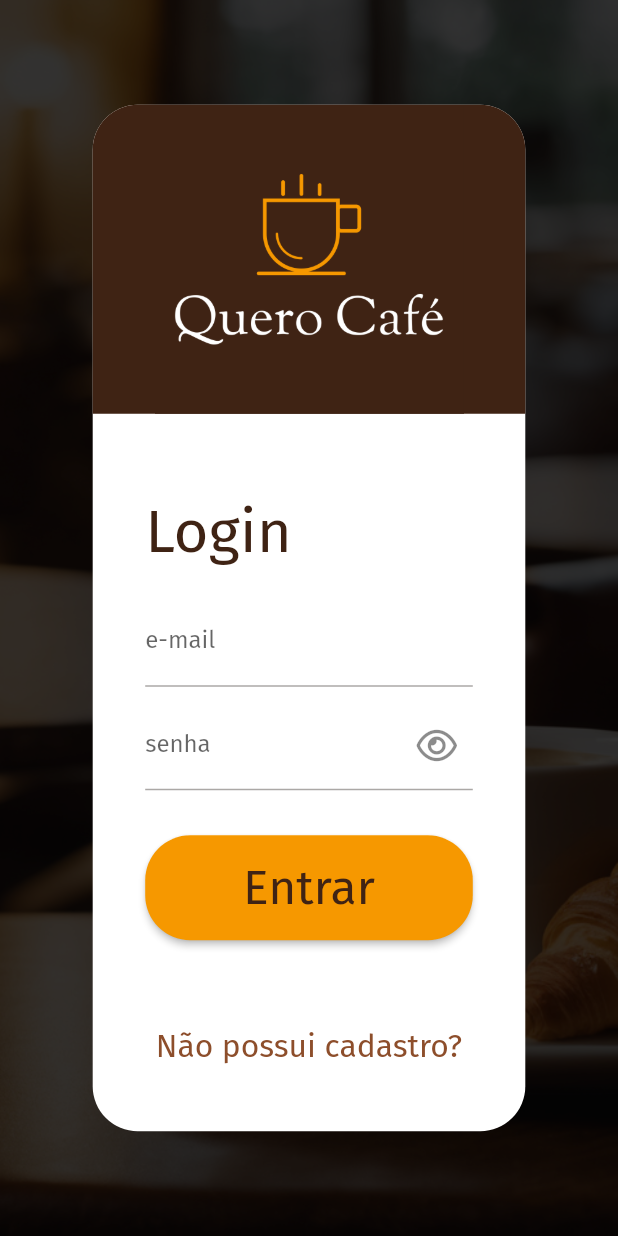
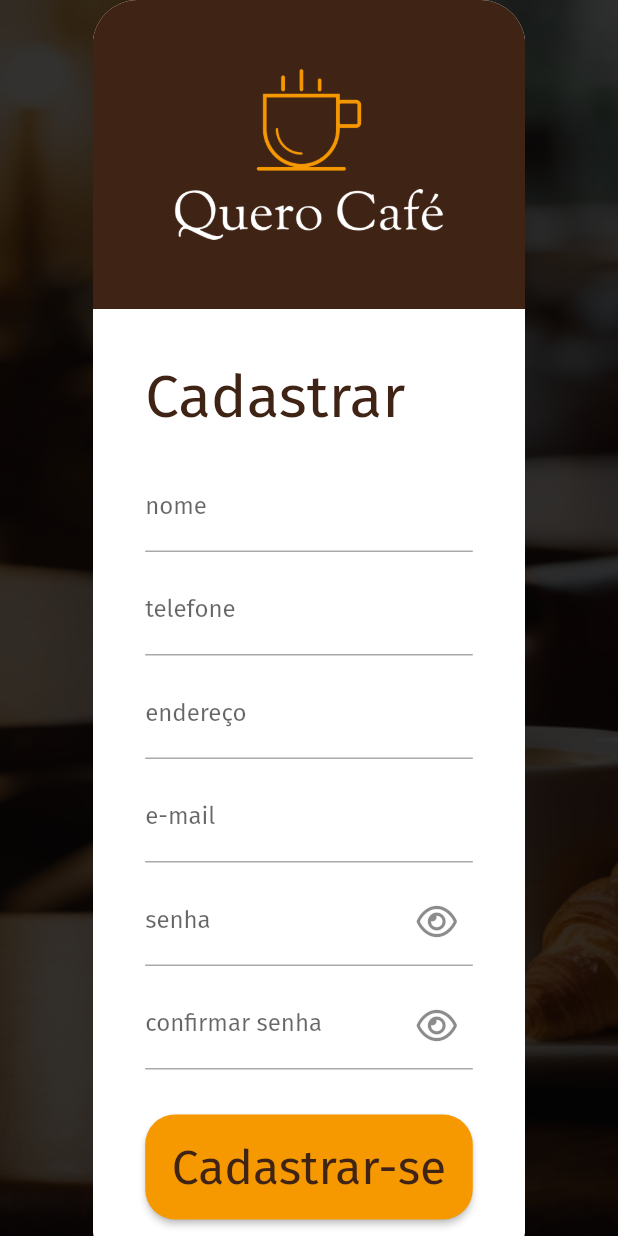
Before and after one commit to gugarocha/quero-cafe, a Flutter app: the LoginPage screen opened by its route, after a tap on "Não possui cadastro?", on a phone screen of 412 x 824 dp. Run offline on Flutter 3.47's test engine with Material 2 defaults, Android fonts, the phone set to English and light mode, and no system bars; our stand-ins replace flutter_modular, font_awesome_flutter; project files that could hold a hidden picture were left out.

Commit message:
create signup page

```diff
--- a/lib/src/app_module.dart
+++ b/lib/src/app_module.dart
@@ -2,11 +2,13 @@ import 'package:flutter_modular/flutter_modular.dart';
 
 import 'features/home/home_page.dart';
 import 'features/login/login_module.dart';
+import 'features/signup/signup_module.dart';
 
 class AppModule extends Module {
   @override
   void routes(RouteManager r) {
     r.child('/', child: (_) => const HomePage());
     r.module('/login', module: LoginModule());
+    r.module('/signup', module: SignupModule());
   }
 }
--- a/lib/src/app_widget.dart
+++ b/lib/src/app_widget.dart
@@ -12,6 +12,7 @@ class AppWidget extends StatelessWidget {
 
     return MaterialApp.router(
       title: 'Quero Café',
+      debugShowCheckedModeBanner: false,
       theme: AppTheme.themeData,
       routerConfig: Modular.routerConfig,
     );
--- a/lib/src/core/ui/app_theme.dart
+++ b/lib/src/core/ui/app_theme.dart
@@ -15,7 +15,7 @@ sealed class AppTheme {
         backgroundColor: ColorsConstants.secondary,
         minimumSize: const Size.fromHeight(70),
         shape: RoundedRectangleBorder(
-          borderRadius: BorderRadius.circular(30),
+          borderRadius: BorderRadius.circular(20),
         ),
         textStyle: FontsConstants.textMedium.copyWith(
           fontSize: 32,
@@ -27,7 +27,7 @@ sealed class AppTheme {
         foregroundColor: ColorsConstants.secondary,
         minimumSize: const Size.fromHeight(70),
         shape: RoundedRectangleBorder(
-          borderRadius: BorderRadius.circular(30),
+          borderRadius: BorderRadius.circular(20),
         ),
         side: const BorderSide(
           width: 2,
--- /dev/null
+++ b/lib/src/core/ui/widgets/auth_form_container.dart
@@ -0,0 +1,56 @@
+import 'package:flutter/material.dart';
+
+import '../constants.dart';
+import '../helpers/size_extensions.dart';
+
+class AuthFormContainer extends StatelessWidget {
+  final Widget child;
+
+  const AuthFormContainer({
+    super.key,
+    required this.child,
+  });
+
+  @override
+  Widget build(BuildContext context) {
+    final screenWidth = context.screenWidth;
+
+    final percentWidth = context.percentWidth;
+    final percentHeight = context.percentHeight;
+
+    return Align(
+      alignment: Alignment.center,
+      child: SingleChildScrollView(
+        child: Container(
+          constraints: BoxConstraints(
+            maxWidth: percentWidth(screenWidth < 1024 ? 0.7 : 0.4),
+          ),
+          decoration: BoxDecoration(
+            color: Colors.white,
+            borderRadius: BorderRadius.circular(30),
+          ),
+          child: Column(
+            children: [
+              Container(
+                height: percentHeight(0.25),
+                decoration: const BoxDecoration(
+                  color: ColorsConstants.primary,
+                  image: DecorationImage(
+                    image: AssetImage(ImagesConstants.logo),
+                  ),
+                  borderRadius: BorderRadius.vertical(
+                    top: Radius.circular(30),
+                  ),
+                ),
+              ),
+              Padding(
+                padding: const EdgeInsets.all(35),
+                child: child,
+              ),
+            ],
+          ),
+        ),
+      ),
+    );
+  }
+}
--- /dev/null
+++ b/lib/src/core/ui/widgets/password_form_field.dart
@@ -0,0 +1,41 @@
+import 'package:flutter/material.dart';
+import 'package:font_awesome_flutter/font_awesome_flutter.dart';
+
+class PasswordFormField extends StatefulWidget {
+  final String labelText;
+  final TextEditingController controller;
+
+  const PasswordFormField({
+    super.key,
+    this.labelText = 'senha',
+    required this.controller,
+  });
+
+  @override
+  State<PasswordFormField> createState() => _PasswordFormFieldState();
+}
+
+class _PasswordFormFieldState extends State<PasswordFormField> {
+  bool hidePassword = true;
+
+  @override
+  Widget build(BuildContext context) {
+    return TextFormField(
+      controller: widget.controller,
+      obscureText: hidePassword,
+      decoration: InputDecoration(
+        labelText: widget.labelText,
+        suffixIcon: IconButton(
+          onPressed: () {
+            setState(() {
+              hidePassword = !hidePassword;
+            });
+          },
+          icon: FaIcon(
+            hidePassword ? FontAwesomeIcons.eye : FontAwesomeIcons.eyeSlash,
+          ),
+        ),
+      ),
+    );
+  }
+}
--- a/lib/src/features/login/login_page.dart
+++ b/lib/src/features/login/login_page.dart
@@ -1,8 +1,11 @@
 import 'package:flutter/material.dart';
+import 'package:flutter_modular/flutter_modular.dart';
 import 'package:font_awesome_flutter/font_awesome_flutter.dart';
 
 import '../../core/ui/constants.dart';
 import '../../core/ui/helpers/size_extensions.dart';
+import '../../core/ui/widgets/auth_form_container.dart';
+import '../../core/ui/widgets/password_form_field.dart';
 
 class LoginPage extends StatefulWidget {
   const LoginPage({super.key});
@@ -30,9 +33,6 @@ class _LoginPageState extends State<LoginPage> {
     final screenWidth = context.screenWidth;
     final screenHeight = context.screenHeight;
 
-    final percentWidth = context.percentWidth;
-    final percentHeight = context.percentHeight;
-
     return Scaffold(
       body: Stack(
         children: [
@@ -46,34 +46,10 @@ class _LoginPageState extends State<LoginPage> {
           ),
           Form(
             key: formKey,
-            child: Align(
-              alignment: Alignment.center,
-              child: Container(
-                constraints: BoxConstraints(
-                  maxWidth: percentWidth(screenWidth < 1200 ? 0.7 : 0.4),
-                ),
-                decoration: BoxDecoration(
-                  color: Colors.white,
-                  borderRadius: BorderRadius.circular(30),
-                ),
-                child: SingleChildScrollView(
+            child: AuthFormContainer(
               child: Column(
                 children: [
-                      Container(
-                        height: percentHeight(0.25),
-                        decoration: const BoxDecoration(
-                          color: ColorsConstants.primary,
-                          image: DecorationImage(
-                            image: AssetImage(ImagesConstants.logo),
-                          ),
-                          borderRadius: BorderRadius.vertical(
-                            top: Radius.circular(30),
-                          ),
-                        ),
-                      ),
-                      Padding(
-                        padding: const EdgeInsets.all(35),
-                        child: Column(
+                  Column(
                     crossAxisAlignment: CrossAxisAlignment.start,
                     children: [
                       const SizedBox(
@@ -81,8 +57,9 @@ class _LoginPageState extends State<LoginPage> {
                       ),
                       Text(
                         'Login',
-                              style: FontsConstants.textRegular
-                                  .copyWith(fontSize: 40),
+                        style: FontsConstants.textRegular.copyWith(
+                          fontSize: 40,
+                        ),
                       ),
                       const SizedBox(
                         height: 20,
@@ -97,24 +74,7 @@ class _LoginPageState extends State<LoginPage> {
                       const SizedBox(
                         height: 10,
                       ),
-                            TextFormField(
-                              obscureText: hidePassword,
-                              decoration: InputDecoration(
-                                labelText: 'senha',
-                                suffixIcon: IconButton(
-                                  onPressed: () {
-                                    setState(() {
-                                      hidePassword = !hidePassword;
-                                    });
-                                  },
-                                  icon: FaIcon(
-                                    hidePassword
-                                        ? FontAwesomeIcons.eye
-                                        : FontAwesomeIcons.eyeSlash,
-                                  ),
-                                ),
-                              ),
-                            ),
+                      PasswordFormField(controller: passwordEC),
                       const SizedBox(
                         height: 30,
                       ),
@@ -128,17 +88,16 @@ class _LoginPageState extends State<LoginPage> {
                       Center(
                         child: FittedBox(
                           child: TextButton(
-                                  onPressed: () {},
+                            onPressed: () {
+                              Modular.to.navigate('/signup');
+                            },
                             child: const Text('Não possui cadastro?'),
                           ),
                         ),
                       ),
                     ],
                   ),
-                      ),
                 ],
-                  ),
-                ),
               ),
             ),
           ),
--- /dev/null
+++ b/lib/src/features/signup/signup_module.dart
@@ -0,0 +1,10 @@
+import 'package:flutter_modular/flutter_modular.dart';
+
+import 'signup_page.dart';
+
+class SignupModule extends Module {
+  @override
+  void routes(RouteManager r) {
+    r.child('/', child: (_) => const SignupPage());
+  }
+}
--- /dev/null
+++ b/lib/src/features/signup/signup_page.dart
@@ -0,0 +1,136 @@
+import 'package:flutter/material.dart';
+
+import '../../core/ui/constants.dart';
+import '../../core/ui/helpers/size_extensions.dart';
+import '../../core/ui/widgets/auth_form_container.dart';
+import '../../core/ui/widgets/password_form_field.dart';
+
+class SignupPage extends StatefulWidget {
+  const SignupPage({super.key});
+
+  @override
+  State<SignupPage> createState() => _SignupPageState();
+}
+
+class _SignupPageState extends State<SignupPage> {
+  final formKey = GlobalKey<FormState>();
+  final nameEC = TextEditingController();
+  final phoneEC = TextEditingController();
+  final addressEC = TextEditingController();
+  final emailEC = TextEditingController();
+  final passwordEC = TextEditingController();
+  final confirmPasswordEC = TextEditingController();
+
+  @override
+  void dispose() {
+    super.dispose();
+    nameEC.dispose();
+    phoneEC.dispose();
+    addressEC.dispose();
+    emailEC.dispose();
+    passwordEC.dispose();
+    confirmPasswordEC.dispose();
+  }
+
+  @override
+  Widget build(BuildContext context) {
+    final screenWidth = context.screenWidth;
+    final screenHeight = context.screenHeight;
+
+    final percentWidth = context.percentWidth;
+    final percentHeight = context.percentHeight;
+
+    return Scaffold(
+      body: Stack(
+        children: [
+          Image.asset(
+            ImagesConstants.backgroundImage,
+            width: screenWidth,
+            height: screenHeight,
+            fit: BoxFit.cover,
+            color: Colors.black.withOpacity(0.8),
+            colorBlendMode: BlendMode.darken,
+          ),
+          Form(
+            key: formKey,
+            child: AuthFormContainer(
+              child: Column(
+                crossAxisAlignment: CrossAxisAlignment.start,
+                children: [
+                  FittedBox(
+                    child: Text(
+                      'Cadastrar',
+                      style: FontsConstants.textRegular.copyWith(
+                        fontSize: 40,
+                      ),
+                    ),
+                  ),
+                  const SizedBox(
+                    height: 20,
+                  ),
+                  TextFormField(
+                    controller: nameEC,
+                    decoration: const InputDecoration(
+                      labelText: 'nome',
+                    ),
+                  ),
+                  const SizedBox(
+                    height: 10,
+                  ),
+                  TextFormField(
+                    controller: phoneEC,
+                    keyboardType: TextInputType.phone,
+                    decoration: const InputDecoration(
+                      labelText: 'telefone',
+                    ),
+                  ),
+                  const SizedBox(
+                    height: 10,
+                  ),
+                  TextFormField(
+                    controller: addressEC,
+                    decoration: const InputDecoration(
+                      labelText: 'endereço',
+                    ),
+                  ),
+                  const SizedBox(
+                    height: 10,
+                  ),
+                  TextFormField(
+                    controller: emailEC,
+                    keyboardType: TextInputType.emailAddress,
+                    decoration: const InputDecoration(
+                      labelText: 'e-mail',
+                    ),
+                  ),
+                  const SizedBox(
+                    height: 10,
+                  ),
+                  PasswordFormField(
+                    controller: passwordEC,
+                  ),
+                  const SizedBox(
+                    height: 10,
+                  ),
+                  PasswordFormField(
+                    labelText: 'confirmar senha',
+                    controller: confirmPasswordEC,
+                  ),
+                  const SizedBox(
+                    height: 30,
+                  ),
+                  ElevatedButton(
+                    onPressed: () {},
+                    child: const FittedBox(
+                      child: Text('Cadastrar-se'),
+                    ),
+                  ),
+                ],
+              ),
+            ),
+          ),
+        ],
+      ),
+    );
+  }
+}
```
Lines whose indentation alone changed are shown as unchanged.
